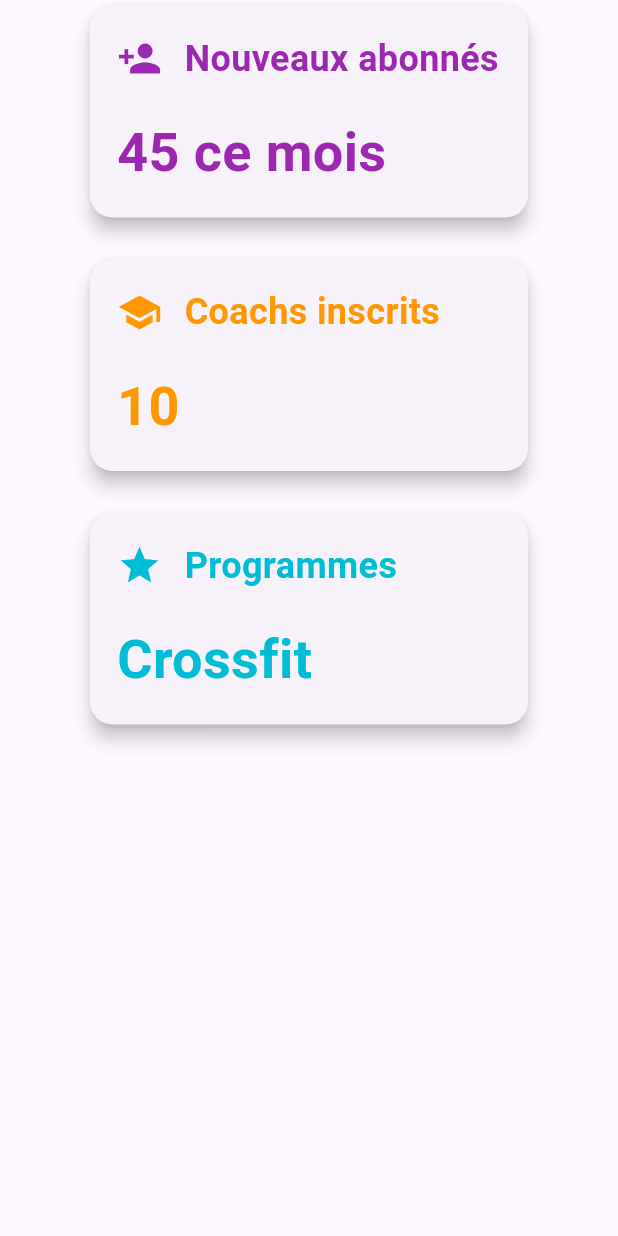
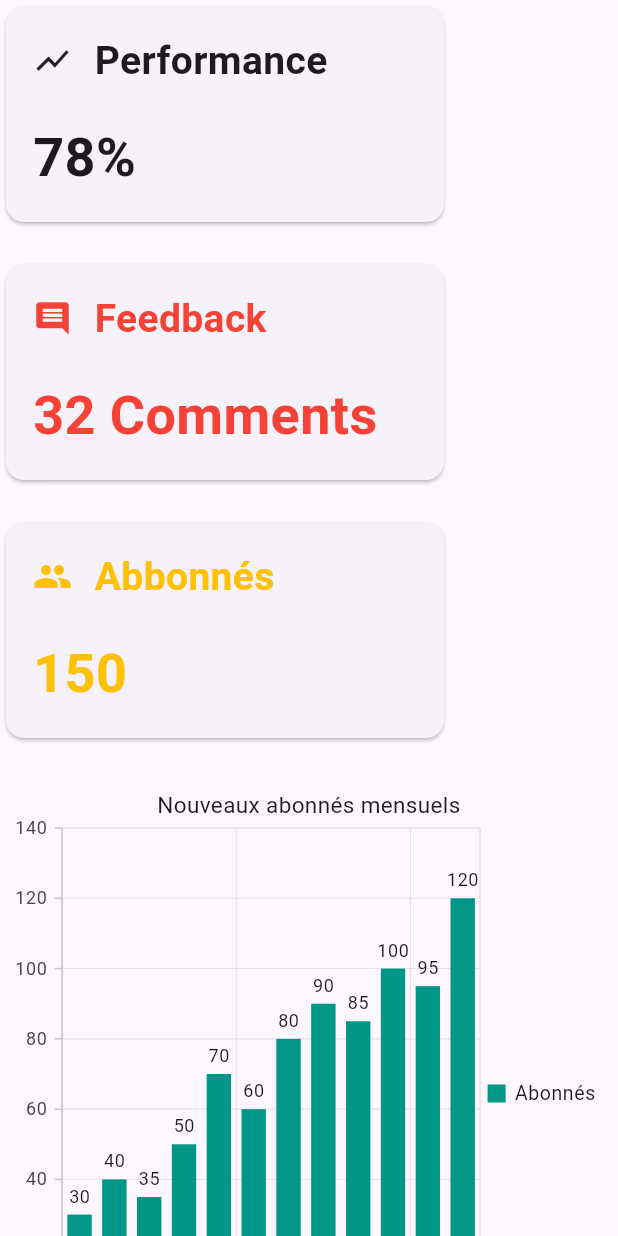
Before and after one commit to sassank/admin_gocoach, a Flutter app: the DashboardContent widget shown alone on an empty page, opened directly, on a phone screen of 412 x 824 dp. Run offline on Flutter 3.47's test engine with Material 3 defaults, Android fonts, the phone set to English and light mode, and no system bars; our stand-ins replace firebase_core, firebase_messaging, syncfusion_flutter_charts; accounts and stored records are empty.

Commit message:
setup chart visualisation

```diff
--- a/lib/pages/dashboard_page.dart
+++ b/lib/pages/dashboard_page.dart
@@ -1,5 +1,7 @@
+// lib/pages/dashboard_page.dart
 import 'package:flutter/material.dart';
 import 'package:provider/provider.dart';
+import 'package:syncfusion_flutter_charts/charts.dart';
 import 'users_page.dart';
 import 'events_page.dart';
 import 'profile_page.dart';
@@ -175,7 +177,7 @@
                     ),
                     NavigationRailDestination(
                       icon: Icon(Icons.people),
-                      label: Text("Clients"),
+                      label: Text("Abbonnés"),
                     ),
                     NavigationRailDestination(
                       icon: Icon(Icons.fitness_center),
@@ -221,64 +223,164 @@
   @override
   Widget build(BuildContext context) {
     return SingleChildScrollView(
-      child: Center(
       child: Wrap(
         spacing: 20.0, // Espace horizontal entre les cartes
         runSpacing: 20.0, // Espace vertical entre les cartes
         alignment: WrapAlignment.start, // Alignement des éléments en haut
         children: [
-            buildDashboardCard(Icons.person_add, "Nouveaux abonnés", "45 ce mois", Colors.purple),
-            buildDashboardCard(Icons.school, "Coachs inscrits", "10", Colors.orange),
-            buildDashboardCard(Icons.star, "Programmes", "Crossfit", Colors.cyan),
-          ],
-        ),
-      ),
-    );
-  }
-
-  Widget buildDashboardCard(IconData icon, String title, String value, Color color) {
-    return SizedBox(
+          const SizedBox(
             width: 300,
             child: Card(
-        elevation: 5,
-        shape: RoundedRectangleBorder(
-          borderRadius: BorderRadius.circular(15),
-        ),
               child: Padding(
-          padding: const EdgeInsets.all(18.0),
+                padding: EdgeInsets.all(18.0),
                 child: Column(
                   crossAxisAlignment: CrossAxisAlignment.start,
                   children: [
                     Row(
                       children: [
-                  Icon(icon, size: 30.0, color: color),
-                  const SizedBox(width: 15.0),
-                  Expanded(
-                    child: Text(
-                      title,
+                        Icon(Icons.show_chart, size: 26.0),
+                        SizedBox(width: 15.0),
+                        Text(
+                          "Performance",
                           style: TextStyle(
-                        fontSize: 24.0,
+                            fontSize: 26.0,
                             fontWeight: FontWeight.bold,
-                        color: color,
-                      ),
-                      overflow: TextOverflow.ellipsis,
                           ),
                         )
                       ],
                     ),
-              const SizedBox(height: 20.0),
+                    SizedBox(height: 20.0),
                     Text(
-                value,
+                      "78%",
                       style: TextStyle(
                         fontSize: 36,
                         fontWeight: FontWeight.bold,
-                  color: color,
                       ),
                     )
                   ],
                 ),
               ),
             ),
+          ),
+          const SizedBox(
+            width: 300,
+            child: Card(
+              child: Padding(
+                padding: EdgeInsets.all(18.0),
+                child: Column(
+                  crossAxisAlignment: CrossAxisAlignment.start,
+                  children: [
+                    Row(
+                      children: [
+                        Icon(Icons.comment, size: 26.0, color: Colors.red),
+                        SizedBox(width: 15.0),
+                        Text(
+                          "Feedback",
+                          style: TextStyle(
+                            color: Colors.red,
+                            fontSize: 26.0,
+                            fontWeight: FontWeight.bold,
+                          ),
+                        )
+                      ],
+                    ),
+                    SizedBox(height: 20.0),
+                    Text(
+                      "32 Comments",
+                      style: TextStyle(
+                        color: Colors.red,
+                        fontSize: 36,
+                        fontWeight: FontWeight.bold,
+                      ),
+                    )
+                  ],
+                ),
+              ),
+            ),
+          ),
+          const SizedBox(
+            width: 300,
+            child: Card(
+              child: Padding(
+                padding: EdgeInsets.all(18.0),
+                child: Column(
+                  crossAxisAlignment: CrossAxisAlignment.start,
+                  children: [
+                    Row(
+                      children: [
+                        Icon(Icons.people, size: 26.0, color: Colors.amber),
+                        SizedBox(width: 15.0),
+                        Text(
+                          "Abbonnés",
+                          style: TextStyle(
+                            fontSize: 26.0,
+                            color: Colors.amber,
+                            fontWeight: FontWeight.bold,
+                          ),
+                        )
+                      ],
+                    ),
+                    SizedBox(height: 20.0),
+                    Text(
+                      "150",
+                      style: TextStyle(
+                        fontSize: 36,
+                        color: Colors.amber,
+                        fontWeight: FontWeight.bold,
+                      ),
+                    )
+                  ],
+                ),
+              ),
+            ),
+          ),
+          SizedBox(
+            width: double.infinity,
+            height: 400,
+            child: SfCartesianChart(
+              primaryXAxis: CategoryAxis(),
+              title: ChartTitle(text: 'Nouveaux abonnés mensuels'),
+              legend: Legend(isVisible: true),
+              tooltipBehavior: TooltipBehavior(enable: true),
+              series: <ChartSeries<_SubscriberData, String>>[
+                ColumnSeries<_SubscriberData, String>(
+                  dataSource: _getSubscriberData(),
+                  xValueMapper: (_SubscriberData data, _) => data.month,
+                  yValueMapper: (_SubscriberData data, _) => data.subscribers,
+                  name: 'Abonnés',
+                  color: Colors.teal,
+                  dataLabelSettings: const DataLabelSettings(isVisible: true),
+                )
+              ],
+            ),
+          ),
+        ],
+      ),
     );
   }
+
+  List<_SubscriberData> _getSubscriberData() {
+    final List<_SubscriberData> data = [
+      _SubscriberData('Jan', 30),
+      _SubscriberData('Fev', 40),
+      _SubscriberData('Mar', 35),
+      _SubscriberData('Avr', 50),
+      _SubscriberData('Mai', 70),
+      _SubscriberData('Juin', 60),
+      _SubscriberData('Juil', 80),
+      _SubscriberData('Août', 90),
+      _SubscriberData('Sept', 85),
+      _SubscriberData('Oct', 100),
+      _SubscriberData('Nov', 95),
+      _SubscriberData('Déc', 120),
+    ];
+    return data;
   }
+}
+
+class _SubscriberData {
+  _SubscriberData(this.month, this.subscribers);
+
+  final String month;
+  final int subscribers;
+}
--- a/pubspec.yaml
+++ b/pubspec.yaml
@@ -37,6 +37,8 @@
   firebase_core: ^3.2.0
   firebase_messaging: ^15.0.3
   firebase_auth: ^5.1.2
+  syncfusion_flutter_charts: ^20.2.45
+
   # The following adds the Cupertino Icons font to your application.
   # Use with the CupertinoIcons class for iOS style icons.
   cupertino_icons: ^1.0.6
```
Also changed, not shown: pubspec.lock. Lines whose indentation alone changed are shown as unchanged.
